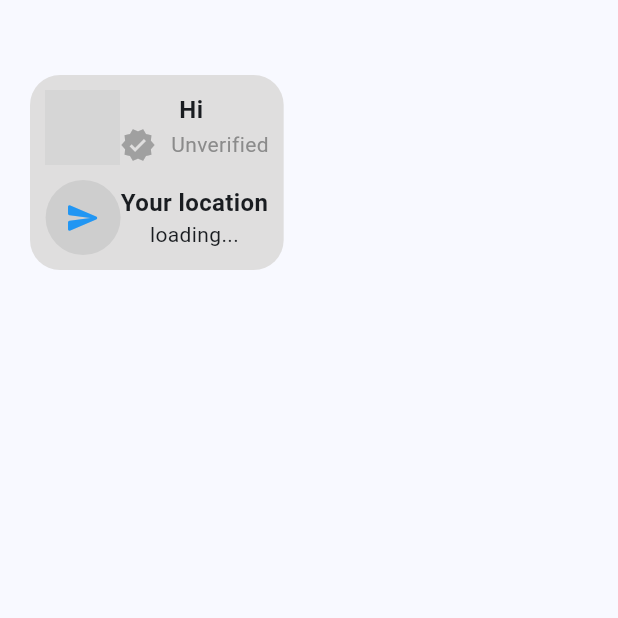
After one commit to Quami-source/eyetruck_driver, a Flutter app: the Welcome screen opened directly, on a phone screen of 412 x 824 dp, the top half of it. The commit adds this screen. Run offline on Flutter 3.47's test engine with Material 3 defaults, Android fonts, the phone set to English and light mode, and no system bars; our stand-ins replace geocoding, geolocator, intl_phone_number_input, shared_preferences; accounts and stored records are empty; network calls fail; grey boxes are pictures that could not be loaded.

Commit message:
Added location

```diff
--- /dev/null
+++ b/lib/screens/home/welcome.dart
@@ -0,0 +1,227 @@
+import 'package:flutter/material.dart';
+import 'package:shared_preferences/shared_preferences.dart';
+import 'package:geolocator/geolocator.dart';
+import 'package:geocoding/geocoding.dart';
+
+class Welcome extends StatefulWidget {
+  const Welcome({super.key});
+
+  @override
+  State<Welcome> createState() => _WelcomeState();
+}
+
+class _WelcomeState extends State<Welcome> {
+  String? userName;
+  bool? isVerified;
+  String? _currentPlace;
+
+  final GeolocatorPlatform _geolocatorPlatform = GeolocatorPlatform.instance;
+
+  @override
+  void initState() {
+    super.initState();
+    getStoredItems();
+    _getCurrentLocation();
+    _getLocationChanges();
+  }
+
+  Future<void> getStoredItems() async {
+    SharedPreferences prefs = await SharedPreferences.getInstance();
+
+    setState(() {
+      userName = prefs.getString('username');
+      isVerified = prefs.getBool('verified');
+    });
+  }
+
+  Future<void> _getCurrentLocation() async {
+    bool serviceEnabled;
+    LocationPermission permission;
+
+    try {
+      serviceEnabled = await Geolocator.isLocationServiceEnabled();
+      if (!serviceEnabled) {
+        debugPrint('Location services are disabled.');
+      } else {
+        permission = await Geolocator.checkPermission();
+        if (permission == LocationPermission.denied) {
+          permission = await Geolocator.requestPermission();
+          if (permission == LocationPermission.denied) {
+            // Permissions are denied, next time you could try
+            // requesting permissions again (this is also where
+            // Android's shouldShowRequestPermissionRationale
+            // returned true. According to Android guidelines
+            // your App should show an explanatory UI now.
+            ScaffoldMessenger.of(context).showSnackBar(
+              SnackBar(
+                content: const Center(
+                  child: Text(
+                      "Location permission is required for the app to run smoothly"),
+                ),
+                width: MediaQuery.of(context).size.width * 0.9,
+                behavior: SnackBarBehavior.floating,
+              ),
+            );
+            return Future.error('Location permissions are denied');
+          }
+        } else {
+          Position position = await Geolocator.getCurrentPosition(
+            desiredAccuracy: LocationAccuracy.high,
+          );
+          debugPrint(position.toString());
+
+          List<Placemark> placemarks = await placemarkFromCoordinates(
+              position.latitude, position.longitude);
+
+          debugPrint(placemarks[0].name);
+
+          setState(() {
+            _currentPlace = placemarks[0].name;
+          });
+        }
+      }
+    } catch (e) {
+      debugPrint(e.toString());
+    }
+  }
+
+  void _getLocationChanges() {
+    Geolocator.getPositionStream(
+            locationSettings: const LocationSettings(
+                //timeLimit: Duration(seconds: 3),
+                distanceFilter: 10,
+                accuracy: LocationAccuracy.bestForNavigation))
+        .listen((Position position) async {
+      List<Placemark> placemarks =
+          await placemarkFromCoordinates(position.latitude, position.longitude);
+
+      debugPrint('New position: ${placemarks[0].name.toString()}');
+      debugPrint('Street name: ${placemarks[0].street}');
+
+      setState(() {
+        _currentPlace = placemarks[0].street;
+      });
+    });
+  }
+
+  @override
+  Widget build(BuildContext context) {
+    return Scaffold(
+      body: SingleChildScrollView(
+          child: Padding(
+        padding:
+            const EdgeInsets.only(left: 20, right: 20, top: 50, bottom: 10),
+        child: Column(
+          children: [
+            Row(
+              children: [
+                Container(
+                  padding: const EdgeInsets.all(10),
+                  decoration: const BoxDecoration(
+                      color: Color.fromARGB(255, 223, 222, 222),
+                      borderRadius:
+                          BorderRadius.all(Radius.elliptical(20, 20))),
+                  child: Column(
+                    children: [
+                      Row(
+                        children: [
+                          ClipOval(
+                            child: Image.network(
+                              width: 50,
+                              height: 50,
+                              fit: BoxFit.cover,
+                              'https://images.unsplash.com/photo-1522529599102-193c0d76b5b6?q=80&w=2070&auto=format&fit=crop&ixlib=rb-4.0.3&ixid=M3wxMjA3fDB8MHxwaG90by1wYWdlfHx8fGVufDB8fHx8fA%3D%3D',
+                            ),
+                          ),
+                          Column(
+                            mainAxisAlignment: MainAxisAlignment.start,
+                            children: [
+                              userName != null
+                                  ? Text(
+                                      'Hi $userName',
+                                      style: const TextStyle(
+                                          fontWeight: FontWeight.w600,
+                                          fontSize: 16),
+                                      textAlign: TextAlign.start,
+                                    )
+                                  : const Text(
+                                      'Hi user',
+                                      style: TextStyle(
+                                          fontWeight: FontWeight.w600,
+                                          fontSize: 16),
+                                    ),
+                              Row(
+                                children: [
+                                  isVerified == true
+                                      ? const Icon(
+                                          Icons.verified,
+                                          color:
+                                              Color.fromARGB(255, 73, 145, 76),
+                                        )
+                                      : const Icon(
+                                          Icons.verified,
+                                          color: Color.fromARGB(
+                                              255, 160, 160, 160),
+                                        ),
+                                  const SizedBox(
+                                    width: 10,
+                                  ),
+                                  isVerified == true
+                                      ? const Text(
+                                          'Verified',
+                                        )
+                                      : const Text(
+                                          'Unverified',
+                                          style: TextStyle(
+                                              color: Color.fromARGB(
+                                                  255, 139, 139, 139)),
+                                        )
+                                ],
+                              )
+                            ],
+                          )
+                        ],
+                      ),
+                      const SizedBox(
+                        height: 10,
+                      ),
+                      Row(
+                        children: [
+                          Container(
+                            width: 50,
+                            height: 50,
+                            padding: const EdgeInsets.all(10),
+                            decoration: const BoxDecoration(
+                                color: Color.fromARGB(255, 206, 206, 206),
+                                borderRadius:
+                                    BorderRadius.all(Radius.circular(25))),
+                            child: const Icon(
+                              Icons.send_rounded,
+                              color: Colors.blue,
+                            ),
+                          ),
+                          Column(
+                            children: [
+                              const Text(
+                                'Your location',
+                                style: TextStyle(
+                                    fontWeight: FontWeight.w600, fontSize: 16),
+                              ),
+                              _currentPlace != null
+                                  ? Text('$_currentPlace')
+                                  : const Text('loading...')
+                            ],
+                          )
+                        ],
+                      )
+                    ],
+                  ),
+                ),
+              ],
+            )
+          ],
+        ),
+      )),
+    );
+  }
+}
--- a/pubspec.yaml
+++ b/pubspec.yaml
@@ -35,6 +35,9 @@ dependencies:
   # Use with the CupertinoIcons class for iOS style icons.
   cupertino_icons: ^1.0.6
   intl_phone_number_input: ^0.7.4
+  shared_preferences:
+  geolocator: ^11.0.0
+  geocoding: ^3.0.0
 
 dev_dependencies:
   flutter_test:
```
Also changed, not shown: lib/screens/auth/login.dart (+91 -6 lines), lib/screens/home/home.dart (added, +58 -0 lines), lib/screens/home/settings.dart (added, +15 -0 lines), pubspec.lock, 4 other files.
